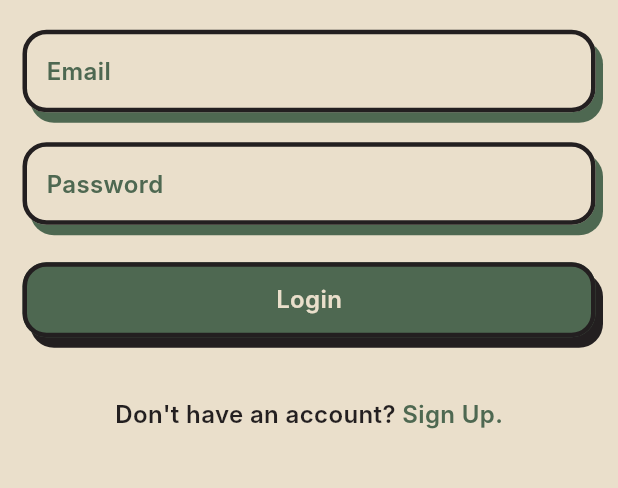
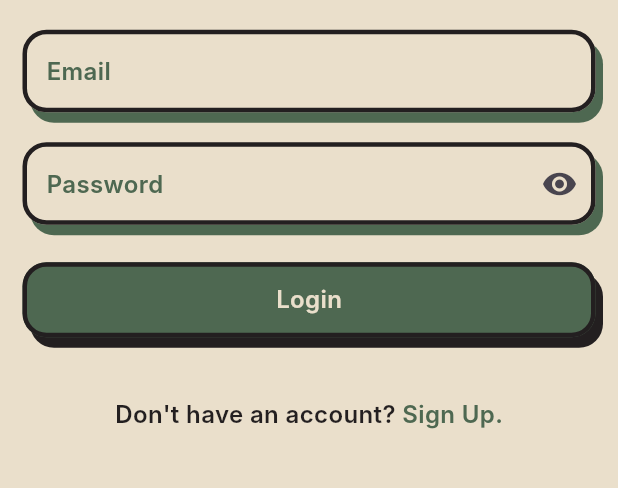
Before and after one commit to JayWoodroffe/epic-task-manager, a Flutter app: the screen it shows after launch, on a phone screen of 412 x 824 dp, the part 445-933 px from its top. Run offline on Flutter 3.47's test engine with Material 3 defaults, Android fonts, the phone set to English and light mode, and no system bars; our stand-ins replace flutter_secure_storage, jwt_decoder; Roboto replaces fonts that are missing (Inter).

```diff
--- a/kanban_app/lib/features/auth/auth_service.dart
+++ b/kanban_app/lib/features/auth/auth_service.dart
@@ -1,11 +1,15 @@
 import 'dart:convert';
 import 'package:http/http.dart' as http;
 import 'package:flutter_secure_storage/flutter_secure_storage.dart';
+import 'package:jwt_decoder/jwt_decoder.dart';
 
 //handle user login, receiving anf securely storing JWT token from the backend,
 class AuthService {
   final _storage = const FlutterSecureStorage();
   final String baseUrl = 'http://192.168.1.54:5285/api';
+  String? _role;
+
+  String? get role => _role;
 
   Future<bool> login(String email, String password) async {
     final url = Uri.parse('$baseUrl/auth/login');
@@ -19,6 +23,10 @@ class AuthService {
     if (response.statusCode == 200) {
       final data = jsonDecode(response.body);
       final token = data['token'];
+
+      // Decode JWT to extract role
+      Map<String, dynamic> decoded = JwtDecoder.decode(token!);
+      _role = decoded['role'];
 
       await _storage.write(
           key: 'auth_token',
--- a/kanban_app/lib/features/auth/login_screen.dart
+++ b/kanban_app/lib/features/auth/login_screen.dart
@@ -19,7 +19,8 @@ class _LoginScreenState extends State<LoginScreen> {
   final TextEditingController _emailController = TextEditingController();
   final TextEditingController _passwordController = TextEditingController();
 
-  bool _isLoading = false;
+  bool _isLoading = false; //to show if the api is loading the login results
+  bool _obscureText = true; //for toggling visibility in passwordfield
 
   @override
   Widget build(BuildContext context) {
@@ -97,9 +98,18 @@ class _LoginScreenState extends State<LoginScreen> {
                     child: TextField(
                       style: Theme.of(context).textTheme.bodyMedium,
                       controller: _passwordController,
-                      obscureText: true,
+                      obscureText: _obscureText,
                       cursorColor: MyColors.tertiary,
                       decoration: InputDecoration(
+                        suffixIcon: IconButton(
+                            onPressed: () {
+                              setState(() {
+                                _obscureText = !_obscureText;
+                              });
+                            },
+                            icon: Icon(_obscureText
+                                ? Icons.visibility
+                                : Icons.visibility_off)),
                         filled: true,
                         fillColor: MyColors.cream,
                         labelText: 'Password',
```
Also changed, not shown: kanban_app/lib/features/auth/auth_provider.dart (+6 -1 lines), kanban_app/lib/features/dashboard/dashboard.dart (+41 -11 lines), kanban_app/lib/widgets/project_card.dart (+15 -2 lines).
